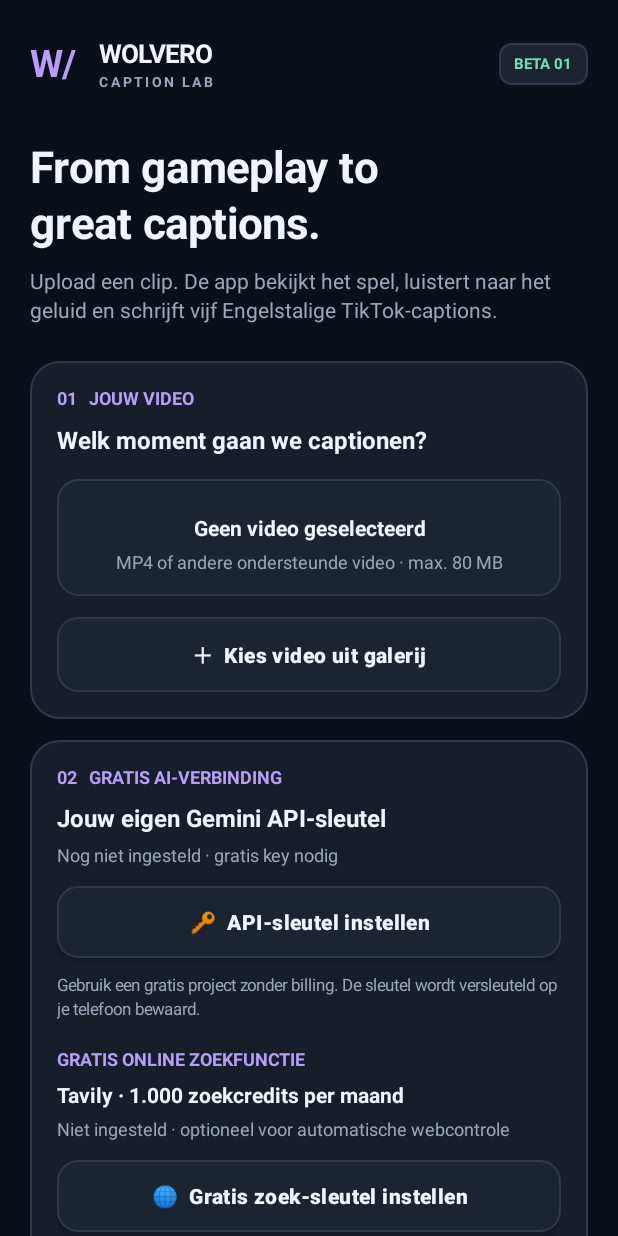
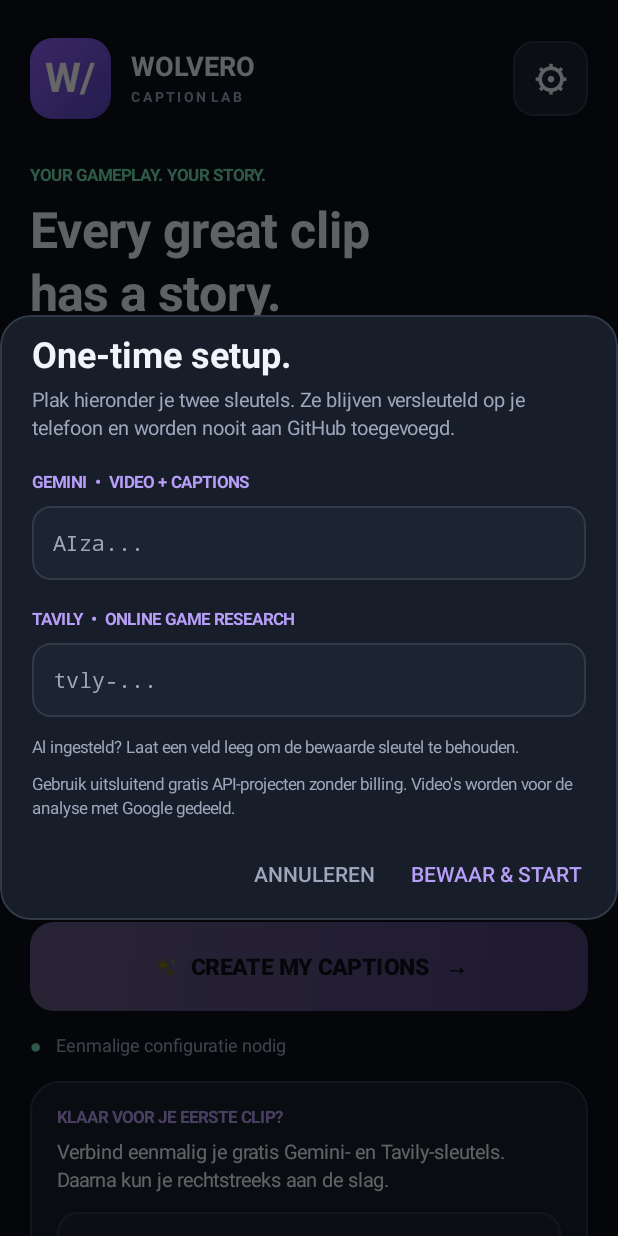
Before and after one commit to Wolvero/Wolvero-Caption-Lab, an Android app: the screen it shows after launch (MainActivity), on a phone screen of 412 x 824 dp. Run offline under Robolectric (Android 15) with nearby library versions, the phone set to English and light mode, and no system bars; pictures from the network do not load.

Commit message:
Redesign Wolvero Caption Lab with polished creator home and one-time setup

```diff
--- a/app/src/main/java/be/wolvero/captionlab/MainActivity.java
+++ b/app/src/main/java/be/wolvero/captionlab/MainActivity.java
@@ -56,7 +56,8 @@ public final class MainActivity extends Activity {
     private boolean working;
 
     private LinearLayout content, results, previewBox;
-    private TextView videoName, sizeLabel, progressLabel, keyState, tavilyState;
+    private TextView videoName, sizeLabel, progressLabel, keyState, tavilyState, connectionLabel;
+    private View setupNotice;
     private ProgressBar progressBar;
     private Button analyzeButton;
     private ImageView previewImage;
@@ -134,6 +135,19 @@ public final class MainActivity extends Activity {
         parent.addView(v, lp(1, size));
     }
 
+    private GradientDrawable gradient(int from, int to, int radius) {
+        GradientDrawable d = new GradientDrawable(GradientDrawable.Orientation.TL_BR,
+                new int[]{from, to});
+        d.setCornerRadius(dp(radius));
+        return d;
+    }
+    private TextView chip(String title) {
+        TextView t = text(title, 10, MUTED, true);
+        t.setGravity(Gravity.CENTER);
+        t.setBackground(shape(INNER, 11, STROKE));
+        t.setPadding(dp(11), dp(9), dp(11), dp(9));
+        return t;
+    }
     private void buildScreen() {
         scroll = new ScrollView(this);
         scroll.setFillViewport(true);
@@ -144,109 +158,156 @@ public final class MainActivity extends Activity {
             return insets;
         });
         content = vertical();
-        content.setPadding(dp(20), dp(26), dp(20), dp(36));
+        content.setPadding(dp(20), dp(25), dp(20), dp(42));
         scroll.addView(content, new ScrollView.LayoutParams(-1, -2));
         setContentView(scroll);
 
-        LinearLayout banner = horizontal();
-        TextView mark = text("W/", 25, PURPLE, true);
-        banner.addView(mark, lp(46, -2));
-        LinearLayout brand = vertical();
-        brand.addView(text("WOLVERO", 17, WHITE, true), lp(-1, -2));
-        TextView sub = text("C A P T I O N   L A B", 9, MUTED, true);
-        LinearLayout.LayoutParams subp = lp(-1, -2);
-        subp.topMargin = dp(3);
-        brand.addView(sub, subp);
-        banner.addView(brand, new LinearLayout.LayoutParams(0, -2, 1f));
-        TextView version = text("BETA 01", 10, GOOD, true);
-        version.setBackground(shape(INNER, 8, STROKE));
-        pad(version, 10, 8);
-        banner.addView(version, lp(-2, -2));
-        content.addView(banner, lp(-1, -2));
+        LinearLayout header = horizontal();
+        TextView logo = text("W/", 27, Color.WHITE, true);
+        logo.setGravity(Gravity.CENTER);
+        logo.setBackground(gradient(Color.rgb(146, 97, 250), Color.rgb(89, 72, 195), 15));
+        header.addView(logo, lp(54, 54));
+        LinearLayout wordmark = vertical();
+        LinearLayout.LayoutParams wm = new LinearLayout.LayoutParams(0, -2, 1);
+        wm.leftMargin = dp(13);
+        wordmark.addView(text("WOLVERO", 18, WHITE, true));
+        TextView subtitle = text("C A P T I O N  L A B", 9, MUTED, true);
+        LinearLayout.LayoutParams su = lp(-1, -2);
+        su.topMargin = dp(4);
+        wordmark.addView(subtitle, su);
+        header.addView(wordmark, wm);
+        Button gear = action("⚙", false, v -> showSetupDialog());
+        gear.setContentDescription("Instellingen en API-sleutels");
+        gear.setTextSize(23);
+        gear.setPadding(0, 0, 0, 0);
+        header.addView(gear, lp(50, 50));
+        content.addView(header, lp(-1, -2));
 
-        addText(content, "From gameplay to\ngreat captions.", 29, WHITE, true, 35);
-        addText(content, "Upload een clip. De app bekijkt het spel, luistert naar het geluid en schrijft vijf Engelstalige TikTok-captions.", 14, MUTED, false, 13);
-        addSpacer(content, 25);
+        addSpacer(content, 31);
+        TextView eyebrow = text("YOUR GAMEPLAY. YOUR STORY.", 11, GOOD, true);
+        content.addView(eyebrow, lp(-1, -2));
+        addText(content, "Every great clip\nhas a story.", 33, WHITE, true, 11);
+        addText(content, "Upload je gameplay. Wij halen het moment eruit en schrijven vijf captions die écht bij je clip passen.", 14, MUTED, false, 11);
+        addSpacer(content, 19);
 
-        LinearLayout uploadCard = card();
-        content.addView(uploadCard, lp(-1, -2));
-        addText(uploadCard, "01   JOUW VIDEO", 12, PURPLE, true, 0);
-        addText(uploadCard, "Welk moment gaan we captionen?", 16, WHITE, true, 12);
+        LinearLayout tags = horizontal();
+        TextView a = chip("◉  VIDEO + AUDIO");
+        TextView b = chip("⌕  GAME RESEARCH");
+        LinearLayout.LayoutParams tag1 = new LinearLayout.LayoutParams(0, -2, 1f);
+        tag1.rightMargin = dp(9);
+        tags.addView(a, tag1);
+        tags.addView(b, new LinearLayout.LayoutParams(0, -2, 1f));
+        content.addView(tags, lp(-1, -2));
+        addSpacer(content, 21);
+
+        LinearLayout hero = vertical();
+        hero.setBackground(gradient(Color.rgb(38, 31, 72), Color.rgb(19, 26, 41), 23));
+        hero.setPadding(dp(19), dp(21), dp(19), dp(21));
+        content.addView(hero, lp(-1, -2));
+        LinearLayout uploadTitle = horizontal();
+        TextView upIcon = text("↥", 31, PURPLE, true);
+        upIcon.setGravity(Gravity.CENTER);
+        upIcon.setBackground(shape(Color.rgb(53, 44, 93), 16, Color.rgb(83, 65, 132)));
+        uploadTitle.addView(upIcon, lp(53, 53));
+        LinearLayout uploadWords = vertical();
+        LinearLayout.LayoutParams uw = new LinearLayout.LayoutParams(0, -2, 1);
+        uw.leftMargin = dp(13);
+        uploadWords.addView(text("YOUR NEXT MOMENT", 11, PURPLE, true));
+        TextView upl = text("Drop your clip in.", 19, WHITE, true);
+        LinearLayout.LayoutParams ut = lp(-1, -2);
+        ut.topMargin = dp(4);
+        uploadWords.addView(upl, ut);
+        uploadTitle.addView(uploadWords, uw);
+        hero.addView(uploadTitle, lp(-1, -2));
 
         previewBox = vertical();
         previewBox.setGravity(Gravity.CENTER);
-        previewBox.setBackground(shape(INNER, 14, STROKE));
+        previewBox.setBackground(shape(Color.rgb(21, 24, 41), 16, Color.rgb(85, 69, 127)));
         LinearLayout.LayoutParams pp = lp(-1, -2);
-        pp.topMargin = dp(16);
-        uploadCard.addView(previewBox, pp);
-        pad(previewBox, 13, 15);
+        pp.topMargin = dp(21);
+        hero.addView(previewBox, pp);
+        pad(previewBox, 12, 17);
         previewImage = new ImageView(this);
         previewImage.setAdjustViewBounds(true);
         previewImage.setScaleType(ImageView.ScaleType.CENTER_CROP);
         previewImage.setVisibility(View.GONE);
         previewBox.addView(previewImage, lp(-1, 170));
-        videoName = text("Geen video geselecteerd", 14, WHITE, true);
+        videoName = text("Your next great clip starts here", 14, WHITE, true);
         videoName.setGravity(Gravity.CENTER);
         LinearLayout.LayoutParams nameLp = lp(-1, -2);
         nameLp.topMargin = dp(10);
         previewBox.addView(videoName, nameLp);
-        sizeLabel = text("MP4 of andere ondersteunde video · max. 80 MB", 12, MUTED, false);
+        sizeLabel = text("MP4, MOV of WebM  •  tot 80 MB", 12, MUTED, false);
         sizeLabel.setGravity(Gravity.CENTER);
         LinearLayout.LayoutParams sizeLp = lp(-1, -2);
         sizeLp.topMargin = dp(7);
         previewBox.addView(sizeLabel, sizeLp);
-        addSpacer(uploadCard, 14);
-        Button choose = action("＋  Kies video uit galerij", false, v -> pickVideo());
-        uploadCard.addView(choose, lp(-1, 50));
+        addSpacer(hero, 15);
+        Button choose = action("＋  Selecteer video", false, v -> pickVideo());
+        hero.addView(choose, lp(-1, 50));
 
-        addSpacer(content, 14);
-        LinearLayout settings = card();
-        content.addView(settings, lp(-1, -2));
-        addText(settings, "02   GRATIS AI-VERBINDING", 12, PURPLE, true, 0);
-        addText(settings, "Jouw eigen Gemini API-sleutel", 16, WHITE, true, 11);
-        keyState = text("Nog niet ingesteld", 12, MUTED, false);
-        LinearLayout.LayoutParams kp = lp(-1, -2);
-        kp.topMargin = dp(8);
-        settings.addView(keyState, kp);
-        addSpacer(settings, 13);
-        settings.addView(action("🔑  API-sleutel instellen", false, v -> showKeyDialog()), lp(-1, 48));
-        addText(settings, "Gebruik een gratis project zonder billing. De sleutel wordt versleuteld op je telefoon bewaard.", 11, MUTED, false, 12);
-        addSpacer(settings, 20);
-        addText(settings, "GRATIS ONLINE ZOEKFUNCTIE", 12, PURPLE, true, 0);
-        addText(settings, "Tavily · 1.000 zoekcredits per maand", 14, WHITE, true, 9);
-        tavilyState = text("Optioneel, voor blijvende verificatie van games en hoofdstukken", 12, MUTED, false);
-        LinearLayout.LayoutParams tavp = lp(-1, -2);
-        tavp.topMargin = dp(7);
-        settings.addView(tavilyState, tavp);
-        addSpacer(settings, 13);
-        settings.addView(action("🌐  Gratis zoek-sleutel instellen", false, v -> showTavilyDialog()), lp(-1, 48));
-        addText(settings, "Gratis Tavily Researcher-account, zonder kredietkaart of betaalplan. Eén zoekopdracht per video.", 11, MUTED, false, 12);
-        addSpacer(content, 14);
+        addSpacer(content, 15);
+        analyzeButton = action("✨  CREATE MY CAPTIONS   →", true, v -> beginAnalysis());
+        analyzeButton.setTextSize(15);
+        analyzeButton.setBackground(gradient(Color.rgb(198, 172, 253), Color.rgb(154, 119, 233), 16));
+        content.addView(analyzeButton, lp(-1, 59));
+        setButtonReady();
+        addSpacer(content, 15);
 
-        analyzeButton = action("ANALYSEER VIDEO   →", true, v -> beginAnalysis());
-        content.addView(analyzeButton, lp(-1, 58));
-        setButtonReady();
-        addText(content, "Geen abonnement. De gratis API heeft wel gebruikslimieten. Je video wordt voor analyse naar Google verstuurd.", 11, MUTED, false, 12);
+        LinearLayout statusRow = horizontal();
+        TextView dot = text("●", 12, GOOD, true);
+        statusRow.addView(dot, lp(17, -2));
+        connectionLabel = text("AI-verbinding instellen", 12, MUTED, false);
+        statusRow.addView(connectionLabel, new LinearLayout.LayoutParams(0, -2, 1f));
+        content.addView(statusRow, lp(-1, -2));
+
+        setupNotice = card();
+        LinearLayout notice = (LinearLayout) setupNotice;
+        LinearLayout.LayoutParams np = lp(-1, -2);
+        np.topMargin = dp(15);
+        content.addView(notice, np);
+        addText(notice, "KLAAR VOOR JE EERSTE CLIP?", 11, PURPLE, true, 0);
+        addText(notice, "Verbind eenmalig je gratis Gemini- en Tavily-sleutels. Daarna kun je rechtstreeks aan de slag.", 13, WHITE, false, 9);
+        addSpacer(notice, 13);
+        notice.addView(action("Sleutels instellen  →", false, v -> showSetupDialog()), lp(-1, 49));
 
         progressBar = new ProgressBar(this);
+        progressBar.setIndeterminateTintList(ColorStateList.valueOf(PURPLE));
         progressBar.setIndeterminate(true);
         progressBar.setVisibility(View.GONE);
-        LinearLayout.LayoutParams barp = lp(40, 40);
+        LinearLayout.LayoutParams barp = lp(44, 44);
         barp.gravity = Gravity.CENTER_HORIZONTAL;
-        barp.topMargin = dp(23);
+        barp.topMargin = dp(20);
         content.addView(progressBar, barp);
         progressLabel = text("", 13, PURPLE, true);
         progressLabel.setGravity(Gravity.CENTER);
         LinearLayout.LayoutParams statp = lp(-1, -2);
-        statp.topMargin = dp(10);
+        statp.topMargin = dp(11);
         content.addView(progressLabel, statp);
 
         results = vertical();
         LinearLayout.LayoutParams rp = lp(-1, -2);
         rp.topMargin = dp(8);
         content.addView(results, rp);
+
+        keyState = text("", 12, MUTED, false);
+        tavilyState = text("", 12, MUTED, false);
         refreshKeyState();
         refreshTavilyState();
+
+        LinearLayout footer = vertical();
+        LinearLayout.LayoutParams fp = lp(-1, -2);
+        fp.topMargin = dp(35);
+        footer.setGravity(Gravity.CENTER);
+        footer.addView(text("MADE FOR THE MOMENTS WORTH SHARING", 10, MUTED, true));
+        TextView foot = text("WOLVEROGAMING  •  NO SUBSCRIPTION", 9, PURPLE, true);
+        LinearLayout.LayoutParams footp = lp(-2, -2);
+        footp.topMargin = dp(7);
+        footer.addView(foot, footp);
+        content.addView(footer, fp);
+        if (setupNotice.getVisibility() == View.VISIBLE) {
+            scroll.post(this::showSetupDialog);
+        }
     }
 
     private void setButtonReady() {
@@ -256,91 +317,104 @@ public final class MainActivity extends Activity {
         analyzeButton.setAlpha(ready ? 1f : 0.48f);
     }
     private void refreshKeyState() {
-        try {
-            String key = SecureKeys.load(this);
-            keyState.setText(key.isEmpty() ? "Nog niet ingesteld · gratis key nodig" : "✓  Sleutel veilig opgeslagen op dit toestel");
-            keyState.setTextColor(key.isEmpty() ? MUTED : GOOD);
-        } catch (Exception e) {
-            keyState.setText("Sleutel niet toegankelijk · stel opnieuw in");
-            keyState.setTextColor(MUTED);
+        refreshSetupStatus();
+    }
+    private void refreshTavilyState() {
+        refreshSetupStatus();
+    }
+    private void refreshSetupStatus() {
+        if (connectionLabel == null || setupNotice == null) return;
+        boolean gemini = false, tavily = false;
+        try { gemini = !SecureKeys.load(this).isEmpty(); } catch (Exception ignored) { }
+        try { tavily = !SecureKeys.loadTavily(this).isEmpty(); } catch (Exception ignored) { }
+        if (gemini && tavily) {
+            connectionLabel.setText("AI ready  •  automatische game- en scènecontrole");
+            connectionLabel.setTextColor(GOOD);
+            setupNotice.setVisibility(View.GONE);
+        } else if (gemini) {
+            connectionLabel.setText("Gemini verbonden  •  online broncontrole nog instellen");
+            connectionLabel.setTextColor(MUTED);
+            setupNotice.setVisibility(View.VISIBLE);
+        } else {
+            connectionLabel.setText("Eenmalige configuratie nodig");
+            connectionLabel.setTextColor(MUTED);
+            setupNotice.setVisibility(View.VISIBLE);
         }
     }
-    private void showKeyDialog() {
+    private EditText secretField(String hint) {
         EditText input = new EditText(this);
         input.setSingleLine(true);
-        input.setTextColor(Color.BLACK);
-        input.setHint("AIza...");
+        input.setTextSize(14);
+        input.setTextColor(WHITE);
+        input.setHintTextColor(MUTED);
+        input.setHint(hint);
         input.setInputType(InputType.TYPE_CLASS_TEXT | InputType.TYPE_TEXT_VARIATION_PASSWORD);
-        int pad = dp(20);
-        LinearLayout holder = vertical();
-        holder.setPadding(pad, 0, pad, 0);
-        holder.addView(input, lp(-1, -2));
-        new AlertDialog.Builder(this)
-                .setTitle("Gratis Gemini API-sleutel")
-                .setMessage("Maak een gratis API-sleutel op aistudio.google.com/api-keys. Kies geen betaald project. Plak je sleutel hieronder. Deel hem niet via TikTok of GitHub.")
-                .setView(holder)
+        input.setBackground(shape(INNER, 12, STROKE));
+        input.setPadding(dp(14), dp(11), dp(14), dp(11));
+        return input;
+    }
+    private void showSetupDialog() {
+        LinearLayout layout = vertical();
+        layout.setPadding(dp(21), dp(13), dp(21), dp(6));
+        TextView heading = text("One-time setup.", 24, WHITE, true);
+        layout.addView(heading, lp(-1, -2));
+        TextView help = text("Plak hieronder je twee sleutels. Ze blijven versleuteld op je telefoon en worden nooit aan GitHub toegevoegd.", 13, MUTED, false);
+        LinearLayout.LayoutParams hp = lp(-1, -2);
+        hp.topMargin = dp(8);
+        layout.addView(help, hp);
+
+        addText(layout, "GEMINI  •  VIDEO + CAPTIONS", 11, PURPLE, true, 22);
+        EditText geminiInput = secretField("AIza...");
+        LinearLayout.LayoutParams gi = lp(-1, 49);
+        gi.topMargin = dp(9);
+        layout.addView(geminiInput, gi);
+        addText(layout, "TAVILY  •  ONLINE GAME RESEARCH", 11, PURPLE, true, 20);
+        EditText tavilyInput = secretField("tvly-...");
+        LinearLayout.LayoutParams ti = lp(-1, 49);
+        ti.topMargin = dp(9);
+        layout.addView(tavilyInput, ti);
+
+        addText(layout, "Al ingesteld? Laat een veld leeg om de bewaarde sleutel te behouden.", 11, MUTED, false, 14);
+        addText(layout, "Gebruik uitsluitend gratis API-projecten zonder billing. Video's worden voor de analyse met Google gedeeld.", 11, MUTED, false, 12);
+        AlertDialog dialog = new AlertDialog.Builder(this)
+                .setView(layout)
                 .setNegativeButton("Annuleren", null)
-                .setNeutralButton("Open AI Studio", (d,w) -> {
-                    startActivity(new Intent(Intent.ACTION_VIEW, Uri.parse("https://aistudio.google.com/api-keys")));
-                })
-                .setPositiveButton("Bewaar lokaal", (d,w) -> {
-                    String key = input.getText().toString().trim();
-                    if (key.length() < 12 || key.contains(" ")) {
-                        Toast.makeText(this, "Controleer de API-sleutel.", Toast.LENGTH_LONG).show();
-                        return;
+                .setPositiveButton("Bewaar & start", null)
+                .create();
+        dialog.setOnShowListener(ignored -> {
+            if (dialog.getWindow() != null)
+                dialog.getWindow().setBackgroundDrawable(shape(CARD, 20, STROKE));
+            dialog.getButton(AlertDialog.BUTTON_POSITIVE).setTextColor(PURPLE);
+            dialog.getButton(AlertDialog.BUTTON_NEGATIVE).setTextColor(MUTED);
+            dialog.getButton(AlertDialog.BUTTON_POSITIVE).setOnClickListener(v -> {
+                String g = geminiInput.getText().toString().trim();
+                String t = tavilyInput.getText().toString().trim();
+                if (!g.isEmpty() && (g.length() < 12 || g.contains(" "))) {
+                    geminiInput.setError("Controleer je Gemini-sleutel."); return;
+                }
+                if (!t.isEmpty() && (!t.startsWith("tvly-") || t.length() < 15)) {
+                    tavilyInput.setError("Controleer je Tavily-sleutel."); return;
+                }
+                try {
+                    if (g.isEmpty() && SecureKeys.load(this).isEmpty()) {
+                        geminiInput.setError("Gemini-sleutel is nodig."); return;
                     }
-                    try {
-                        SecureKeys.save(this, key);
-                        refreshKeyState();
-                        Toast.makeText(this, "API-sleutel versleuteld opgeslagen.", Toast.LENGTH_SHORT).show();
-                    } catch (Exception e) {
-                        Toast.makeText(this, "Kon sleutel niet bewaren: " + e.getMessage(), Toast.LENGTH_LONG).show();
+                    if (t.isEmpty() && SecureKeys.loadTavily(this).isEmpty()) {
+                        tavilyInput.setError("Tavily-sleutel is nodig voor online onderzoek."); return;
                     }
-                })
-                .show();
+                    if (!g.isEmpty()) SecureKeys.save(this, g);
+                    if (!t.isEmpty()) SecureKeys.saveTavily(this, t);
+                    refreshSetupStatus();
+                    dialog.dismiss();
+                    Toast.makeText(this, "Alles klaar. Kies je eerste video!", Toast.LENGTH_LONG).show();
+                } catch (Exception e) {
+                    Toast.makeText(this, "Kon de sleutels niet veilig opslaan.", Toast.LENGTH_LONG).show();
+                }
+            });
+        });
+        dialog.show();
     }
-    private void refreshTavilyState() {
-        try {
-            boolean configured = !SecureKeys.loadTavily(this).isEmpty();
-            tavilyState.setText(configured ? "✓  Zoeken in spelwiki's staat aan" :
-                    "Niet ingesteld · optioneel voor automatische webcontrole");
-            tavilyState.setTextColor(configured ? GOOD : MUTED);
-        } catch (Exception ignored) {
-            tavilyState.setText("Sleutel niet toegankelijk · stel opnieuw in");
-            tavilyState.setTextColor(MUTED);
-        }
-    }
-    private void showTavilyDialog() {
-        EditText input = new EditText(this);
-        input.setSingleLine(true);
-        input.setTextColor(Color.BLACK);
-        input.setHint("tvly-...");
-        input.setInputType(InputType.TYPE_CLASS_TEXT | InputType.TYPE_TEXT_VARIATION_PASSWORD);
-        LinearLayout holder = vertical();
-        holder.setPadding(dp(20), 0, dp(20), 0);
-        holder.addView(input, lp(-1, -2));
-        new AlertDialog.Builder(this)
-                .setTitle("Gratis webverificatie")
-                .setMessage("Vraag een gratis Tavily API-sleutel aan. Het Researcher-plan geeft maandelijks 1.000 zoekcredits zonder kredietkaart. We gebruiken één basiszoekopdracht per video. Geen betaalplan inschakelen.")
-                .setView(holder)
-                .setNegativeButton("Annuleren", null)
-                .setNeutralButton("Open Tavily", (d,w) -> startActivity(new Intent(Intent.ACTION_VIEW,
-                        Uri.parse("https://app.tavily.com"))))
-                .setPositiveButton("Bewaar lokaal", (d,w) -> {
-                    String key = input.getText().toString().trim();
-                    if (!key.startsWith("tvly-") || key.length() < 15) {
-                        Toast.makeText(this, "Controleer de Tavily API-sleutel.", Toast.LENGTH_LONG).show();
-                        return;
-                    }
-                    try {
-                        SecureKeys.saveTavily(this, key);
-                        refreshTavilyState();
-                        Toast.makeText(this, "Gratis zoekverbinding ingesteld.", Toast.LENGTH_SHORT).show();
-                    } catch (Exception e) {
-                        Toast.makeText(this, "Kon sleutel niet bewaren.", Toast.LENGTH_LONG).show();
-                    }
-                }).show();
-    }
+    private void showKeyDialog() { showSetupDialog(); }
 
     private void pickVideo() {
         if (working) return;
```
